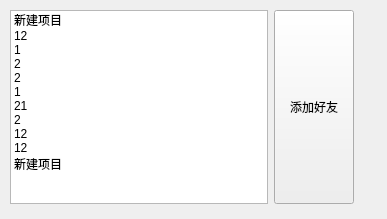
The window that online.ui (Cauthey/NetdiskTcpClient) describes before a commit, drawn with Qt 5.
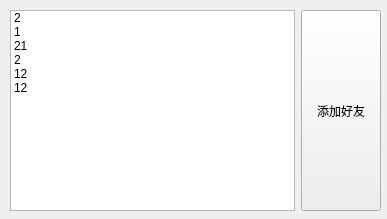
The same window after the commit.

The edit to the form file:
```diff
--- a/online.ui
+++ b/online.ui
@@ -13,38 +13,18 @@
   <property name="windowTitle">
    <string>Form</string>
   </property>
-  <widget class="QWidget" name="">
+  <widget class="QWidget" name="layoutWidget">
    <property name="geometry">
     <rect>
      <x>10</x>
      <y>10</y>
-     <width>344</width>
-     <height>194</height>
+     <width>371</width>
+     <height>201</height>
     </rect>
    </property>
    <layout class="QHBoxLayout" name="horizontalLayout">
     <item>
      <widget class="QListWidget" name="Online_listWidget">
-      <item>
-       <property name="text">
-        <string>新建项目</string>
-       </property>
-      </item>
-      <item>
-       <property name="text">
-        <string>12</string>
-       </property>
-      </item>
-      <item>
-       <property name="text">
-        <string>1</string>
-       </property>
-      </item>
-      <item>
-       <property name="text">
-        <string>2</string>
-       </property>
-      </item>
       <item>
        <property name="text">
         <string>2</string>
@@ -75,11 +55,6 @@
         <string>12</string>
        </property>
       </item>
-      <item>
-       <property name="text">
-        <string>新建项目</string>
-       </property>
-      </item>
      </widget>
     </item>
     <item>
```
